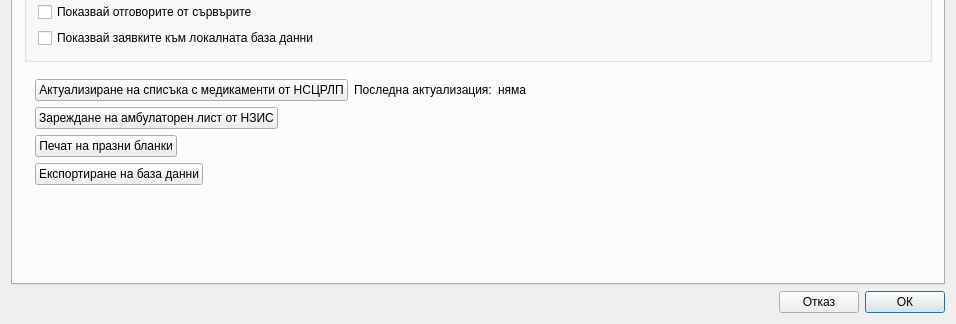
This is src/View/Widgets/SettingsDialog.ui in thefinalcutbg/DinoDent as Qt 5 draws it before an edit; both pictures show x 0 to 956 and y 333 to 657 of the 956 by 657 pixel window. The edited form follows.
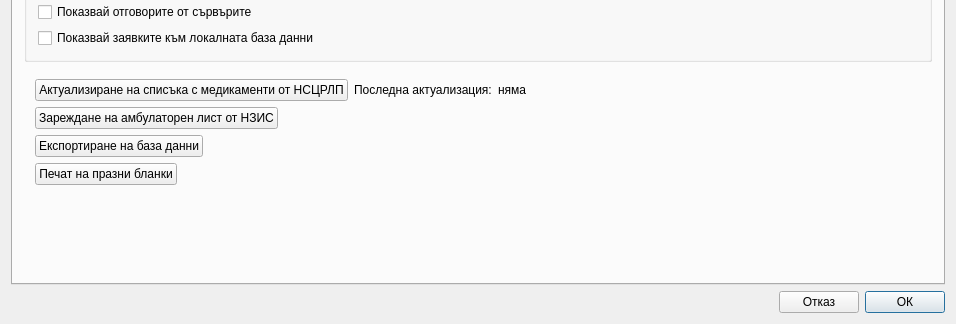
This is the edited form. Custom widgets are drawn as their Qt base class.

Commit message: focus bug on teeth view change fixed

The edit to the form file:
```diff
--- a/src/View/Widgets/SettingsDialog.ui
+++ b/src/View/Widgets/SettingsDialog.ui
@@ -232,19 +232,16 @@
            </layout>
           </item>
           <item>
-           <layout class="QHBoxLayout" name="horizontalLayout_42">
-            <property name="topMargin">
-             <number>0</number>
-            </property>
+           <layout class="QHBoxLayout" name="horizontalLayout_48">
             <item>
-             <widget class="QPushButton" name="printEmptyDocs">
+             <widget class="QPushButton" name="exportDbButton">
               <property name="text">
-               <string>Печат на празни бланки</string>
+               <string>Експортиране на база данни</string>
               </property>
              </widget>
             </item>
             <item>
-             <spacer name="horizontalSpacer_35">
+             <spacer name="horizontalSpacer_34">
               <property name="orientation">
                <enum>Qt::Orientation::Horizontal</enum>
               </property>
@@ -259,16 +256,19 @@
            </layout>
           </item>
           <item>
-           <layout class="QHBoxLayout" name="horizontalLayout_48">
+           <layout class="QHBoxLayout" name="horizontalLayout_42">
+            <property name="topMargin">
+             <number>0</number>
+            </property>
             <item>
-             <widget class="QPushButton" name="exportDbButton">
+             <widget class="QPushButton" name="printEmptyDocs">
               <property name="text">
-               <string>Експортиране на база данни</string>
+               <string>Печат на празни бланки</string>
               </property>
              </widget>
             </item>
             <item>
-             <spacer name="horizontalSpacer_34">
+             <spacer name="horizontalSpacer_35">
               <property name="orientation">
                <enum>Qt::Orientation::Horizontal</enum>
               </property>
```
The commit also changes 1 other file.
